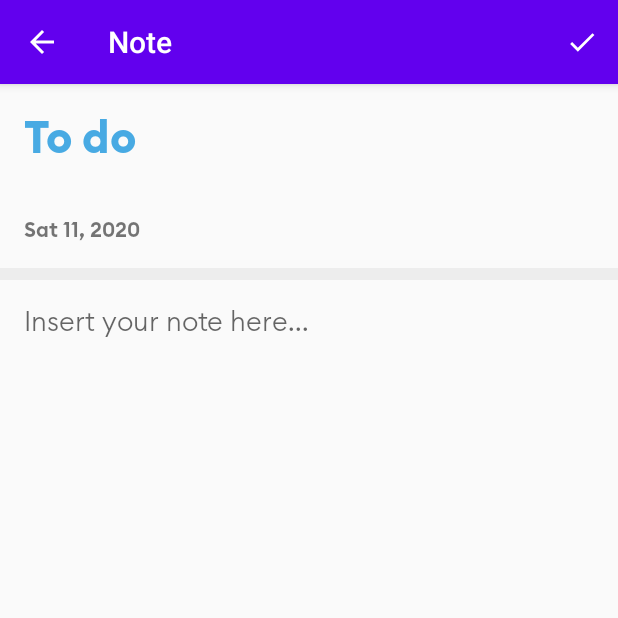
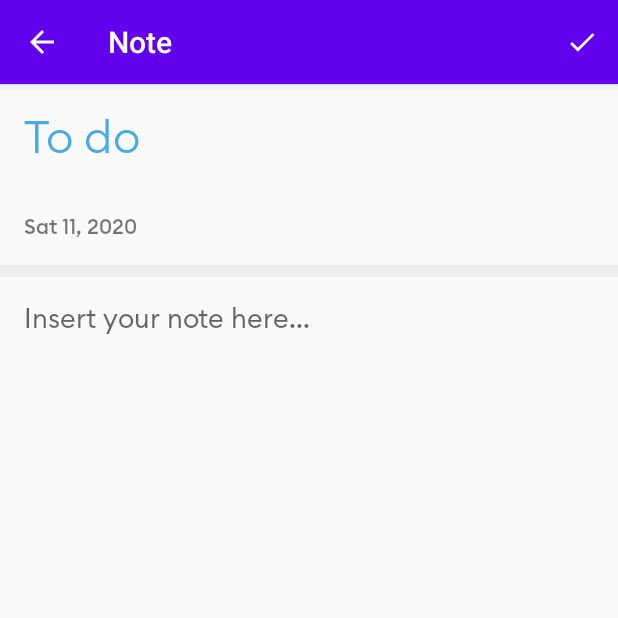
Before and after one commit to SuperCaliMan/Notes, an Android app: the NoteCreateFragment screen opened through its navigation route, on a phone screen of 412 x 824 dp, the top half of it. Run offline under Robolectric (Android 15) with nearby library versions, the phone set to English and light mode, and no system bars; our stand-ins replace Firebase (no records; nobody signed in at launch, a user with empty details on screens opened directly), Timber; libraries missing offline, so code that uses them is left out: org.koin.ext.

Commit message:
add array colors in colors.xml add change color on card view

```diff
--- a/app/src/main/res/layout/fragment_note_detail.xml
+++ b/app/src/main/res/layout/fragment_note_detail.xml
@@ -6,7 +6,6 @@
     android:orientation="vertical"
     tools:context=".ui.main.createNote.NoteCreateFragment">
 
-    <!-- TODO: Update blank fragment layout -->
     <ScrollView
         android:layout_width="match_parent"
         android:layout_height="match_parent">
@@ -22,8 +21,8 @@
                 android:layout_height="wrap_content"
                 android:layout_margin="@dimen/default_margin"
                 android:background="@android:color/transparent"
+                android:fontFamily="@font/euclid_circular_light"
                 android:hint="@string/title"
-                android:fontFamily="@font/euclid_circular_bold"
                 android:textColor="@color/blue"
                 android:textColorHint="@color/blue"
                 android:textSize="30sp" />
@@ -33,7 +32,7 @@
                 android:layout_width="match_parent"
                 android:layout_height="wrap_content"
                 android:layout_margin="@dimen/default_margin"
-                android:fontFamily="@font/euclid_circular_semi_bold"
+                android:fontFamily="@font/euclid_circular"
                 android:text="date" />
 
             <View
@@ -49,7 +48,7 @@
                 android:layout_margin="@dimen/default_margin"
                 android:background="@android:color/transparent"
                 android:gravity="start|top"
-                android:fontFamily="@font/euclid_circular_light"
+                android:fontFamily="@font/euclid_circular_regular"
                 android:hint="@string/insert_your_note_here"
                 android:inputType="textMultiLine" />
 
--- a/app/src/main/res/values/colors.xml
+++ b/app/src/main/res/values/colors.xml
@@ -5,4 +5,16 @@
     <color name="colorAccent">#03DAC5</color>
     <color name="blue">#48aae3</color>
     <color name="gray">#ededed</color>
+
+    <color name="green">#CCFF90</color>
+    <color name="pink">#B388FF</color>
+    <color name="yellow">#FFD180</color>
+    <color name="light_blue">#80D8FF</color>
+
+    <array name="colors_array">
+        <item>@color/green</item>
+        <item>@color/pink</item>
+        <item>@color/yellow</item>
+        <item>@color/light_blue</item>
+    </array>
 </resources>
```
Also changed, not shown: app/src/main/java/com/supercaliman/note/ui/main/AdapterList.kt (+10 -4 lines), app/src/main/res/layout/card_list.xml (+6 -7 lines), 1 other file.
